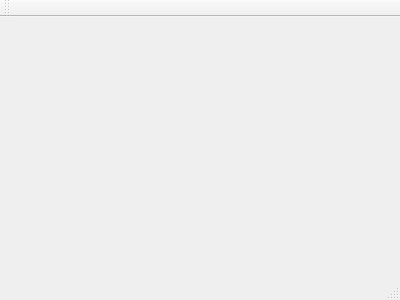
Old version of the form Primer_Proyecto_Programado/mainwindow.ui in the repository abadillagodinez/ED_Progra_1.
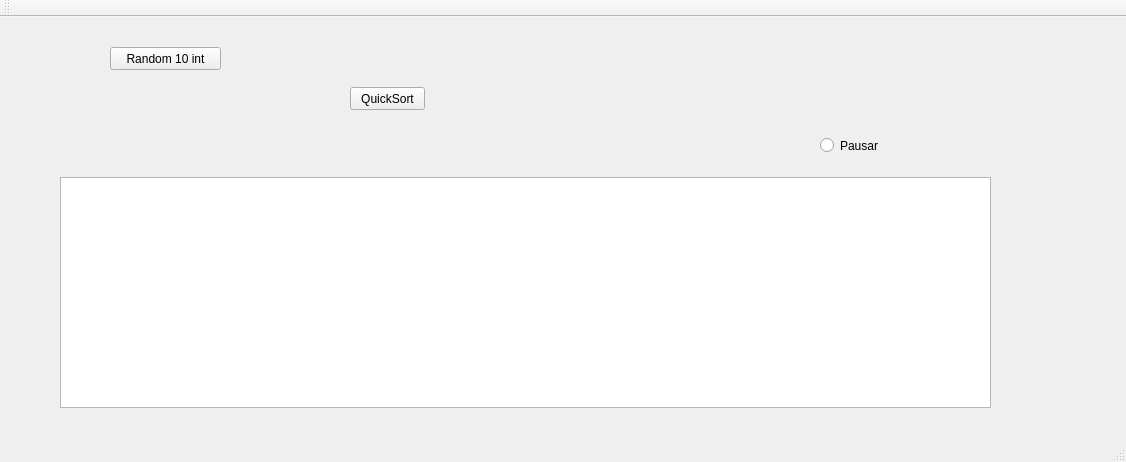
New version of the form.

The edit to the form file:
```diff
--- a/Primer_Proyecto_Programado/mainwindow.ui
+++ b/Primer_Proyecto_Programado/mainwindow.ui
@@ -1,24 +1,89 @@
 <ui version="4.0">
  <class>MainWindow</class>
- <widget class="QMainWindow" name="MainWindow" >
-  <property name="geometry" >
+ <widget class="QMainWindow" name="MainWindow">
+  <property name="geometry">
    <rect>
     <x>0</x>
     <y>0</y>
-    <width>400</width>
-    <height>300</height>
+    <width>1126</width>
+    <height>462</height>
    </rect>
   </property>
   <property name="windowTitle" >
    <string>MainWindow</string>
   </property>
-  <widget class="QMenuBar" name="menuBar" />
-  <widget class="QToolBar" name="mainToolBar" />
-  <widget class="QWidget" name="centralWidget" />
-  <widget class="QStatusBar" name="statusBar" />
+  <widget class="QWidget" name="centralWidget">
+   <widget class="QGraphicsView" name="graphicsView">
+    <property name="geometry">
+     <rect>
+      <x>60</x>
+      <y>160</y>
+      <width>931</width>
+      <height>231</height>
+     </rect>
+    </property>
+   </widget>
+   <widget class="QRadioButton" name="radioButton">
+    <property name="geometry">
+     <rect>
+      <x>820</x>
+      <y>120</y>
+      <width>82</width>
+      <height>17</height>
+     </rect>
+    </property>
+    <property name="text">
+     <string>Pausar</string>
+    </property>
+   </widget>
+   <widget class="QPushButton" name="pushButton">
+    <property name="geometry">
+     <rect>
+      <x>110</x>
+      <y>30</y>
+      <width>111</width>
+      <height>23</height>
+     </rect>
+    </property>
+    <property name="text">
+     <string>Random 10 int</string>
+    </property>
+   </widget>
+   <widget class="QPushButton" name="pushButton_2">
+    <property name="geometry">
+     <rect>
+      <x>350</x>
+      <y>70</y>
+      <width>75</width>
+      <height>23</height>
+     </rect>
+    </property>
+    <property name="text">
+     <string>QuickSort</string>
+    </property>
+   </widget>
+  </widget>
+  <widget class="QMenuBar" name="menuBar">
+   <property name="geometry">
+    <rect>
+     <x>0</x>
+     <y>0</y>
+     <width>1126</width>
+     <height>21</height>
+    </rect>
+   </property>
+  </widget>
+  <widget class="QToolBar" name="mainToolBar">
+   <attribute name="toolBarArea">
+    <enum>TopToolBarArea</enum>
+   </attribute>
+   <attribute name="toolBarBreak">
+    <bool>false</bool>
+   </attribute>
+  </widget>
+  <widget class="QStatusBar" name="statusBar"/>
  </widget>
- <layoutDefault spacing="6" margin="11" />
- <pixmapfunction></pixmapfunction>
+ <layoutdefault spacing="6" margin="11"/>
  <resources/>
  <connections/>
 </ui>
```
Left out of the diff: 3 changed lines with no effect on the pictures.
